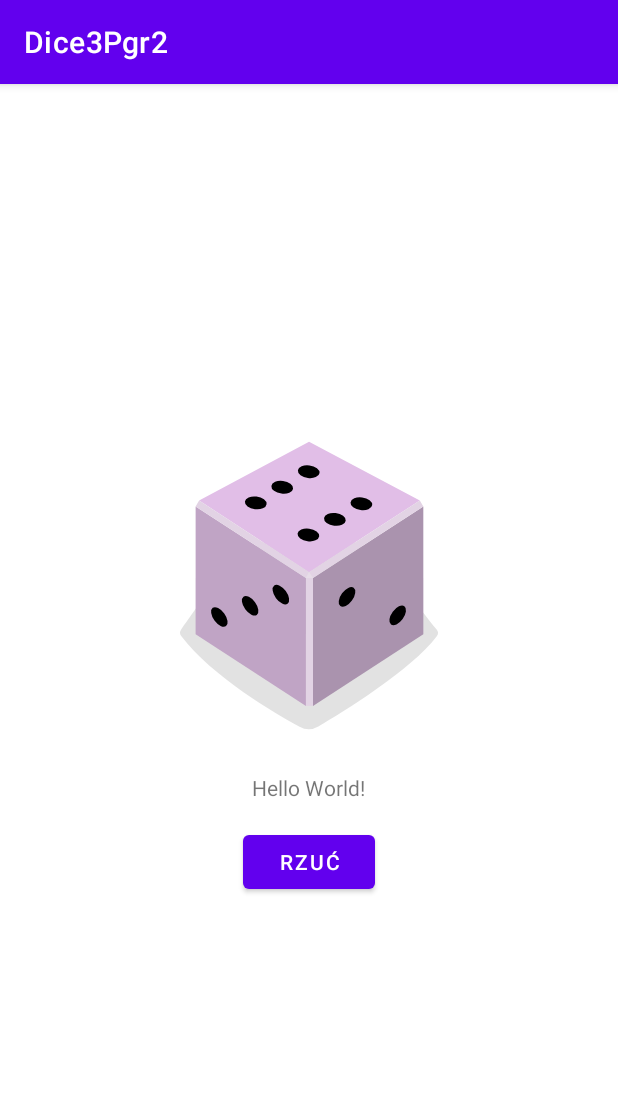
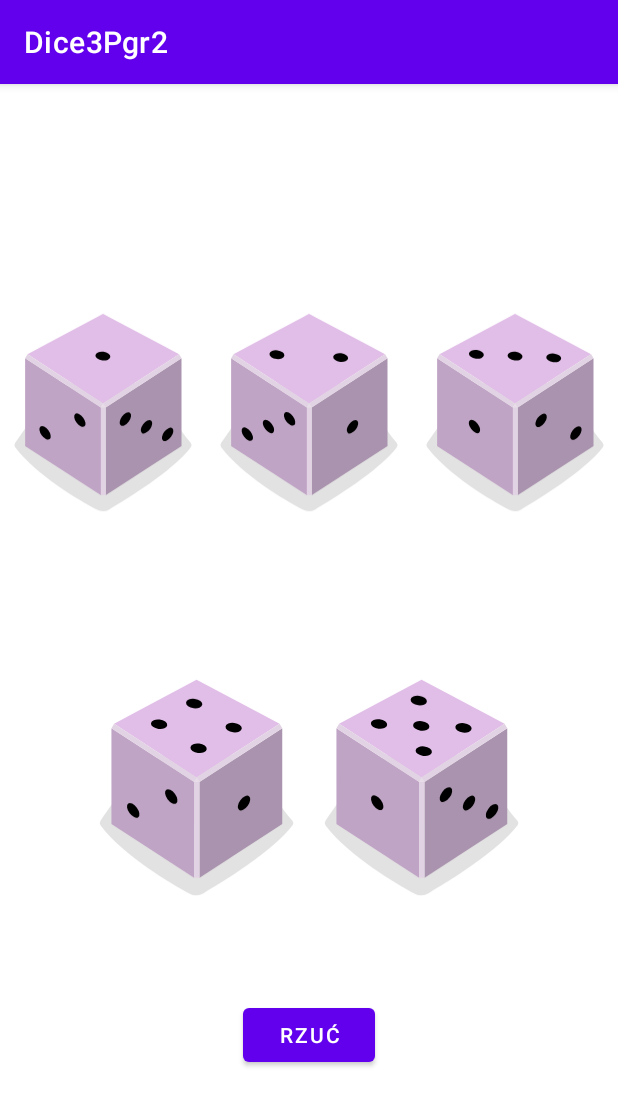
Before and after one commit to markup54/diceRoller3Pgr2, an Android app: the screen it shows after launch (MainActivity), on a phone screen of 412 x 824 dp. Shown: the top 1106 px of the screen. Run offline under Robolectric (Android 15) with nearby library versions, the phone set to English and light mode, and no system bars; 2 statements that could not run were skipped.

Commit message:
widok 5 kosci

```diff
--- a/app/build.gradle
+++ b/app/build.gradle
@@ -32,6 +32,7 @@ dependencies {
     implementation 'androidx.appcompat:appcompat:1.1.1'
     implementation 'com.google.android.material:material:1.6.1'
     implementation 'androidx.constraintlayout:constraintlayout:1.1.4'
+    implementation 'androidx.gridlayout:gridlayout:1.0.0'
     testImplementation 'junit:junit:4.+'
     androidTestImplementation 'androidx.test.ext:junit:1.1.3'
     androidTestImplementation 'androidx.test.espresso:espresso-core:3.4.0'
--- a/app/src/main/res/layout/activity_main.xml
+++ b/app/src/main/res/layout/activity_main.xml
@@ -8,17 +8,55 @@
     tools:context=".MainActivity"
     android:gravity="center">
 
-    <ImageView
-        android:id="@+id/imageView"
-        android:layout_width="wrap_content"
+    <LinearLayout
+        android:layout_width="match_parent"
         android:layout_height="wrap_content"
-        app:srcCompat="@drawable/dice_6" />
+        android:orientation="horizontal">
 
-    <TextView
-        android:id="@+id/textView"
-        android:layout_width="wrap_content"
+        <ImageView
+            android:id="@+id/imageView1"
+            android:layout_width="150dp"
+            android:layout_height="wrap_content"
+            android:layout_weight="1"
+
+            app:srcCompat="@drawable/dice_1" />
+
+        <ImageView
+            android:id="@+id/imageView2"
+            android:layout_width="150dp"
+            android:layout_height="wrap_content"
+            android:layout_weight="1"
+            app:srcCompat="@drawable/dice_2" />
+
+        <ImageView
+            android:id="@+id/imageView3"
+            android:layout_width="150dp"
+            android:layout_height="wrap_content"
+            android:layout_weight="1"
+            app:srcCompat="@drawable/dice_3" />
+    </LinearLayout>
+
+    <LinearLayout
+        android:layout_width="match_parent"
         android:layout_height="wrap_content"
-        android:text="Hello World!" />
+        android:orientation="horizontal"
+        android:gravity="center">
+
+        <ImageView
+            android:id="@+id/imageView4"
+            android:layout_width="150dp"
+            android:layout_height="wrap_content"
+
+
+            app:srcCompat="@drawable/dice_4" />
+
+        <ImageView
+            android:id="@+id/imageView5"
+            android:layout_width="150dp"
+            android:layout_height="wrap_content"
+
+            app:srcCompat="@drawable/dice_5" />
+    </LinearLayout>
 
     <Button
         android:id="@+id/button"
```
Also changed, not shown: app/src/main/java/com/example/dice3pgr2/Dice.java (added, +49 -0 lines).
